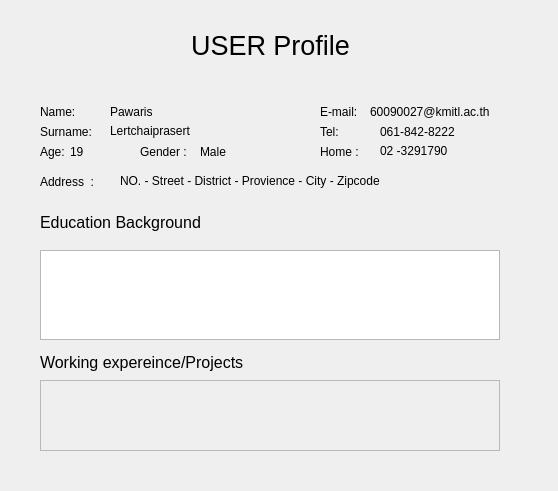
Old version of the form ui_form/User_View_profile_UI.ui in the repository Sirawap/PathFinder-Project.
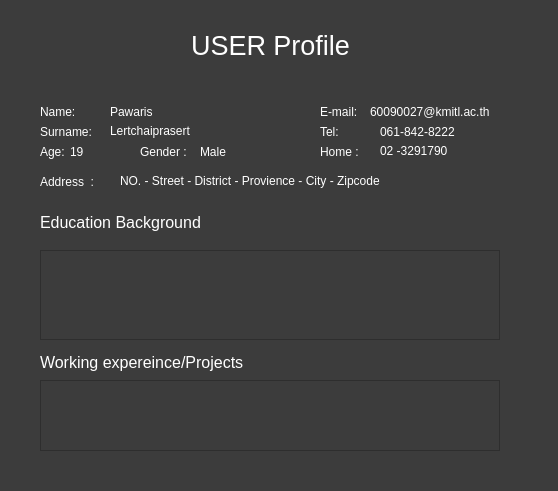
New version of the form. Icons and pictures are not drawn.

Commit message:
All UI with stylesheet
Dont ever change all use png background

```diff
--- a/ui_form/User_View_profile_UI.ui
+++ b/ui_form/User_View_profile_UI.ui
@@ -15,11 +15,10 @@
   </property>
   <property name="styleSheet">
    <string notr="true">QWidget{
-	background-image: url(:/bg/grey.png);
-	color: white
-}
-
-url(:/bg/grey.png)</string>
+	background-color: rgb(60,60,60);
+	font: &quot;Arial&quot;;
+	color: white;
+}</string>
   </property>
   <widget class="QLabel" name="label">
    <property name="geometry">
```
The commit also changes 7 other files.
